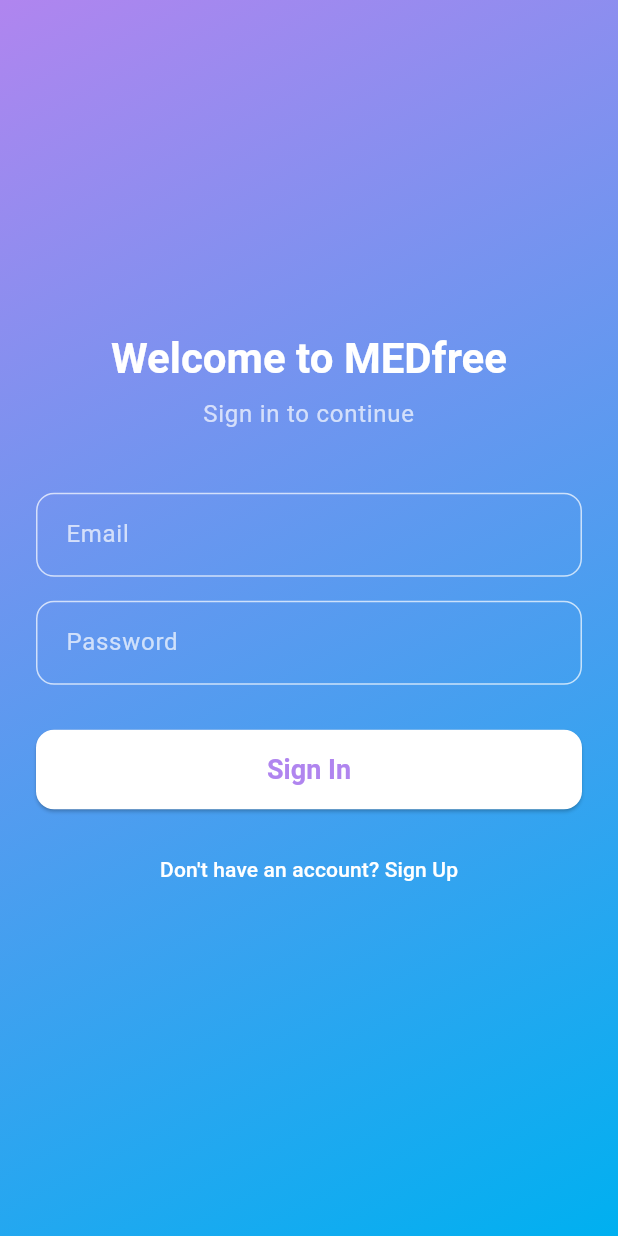
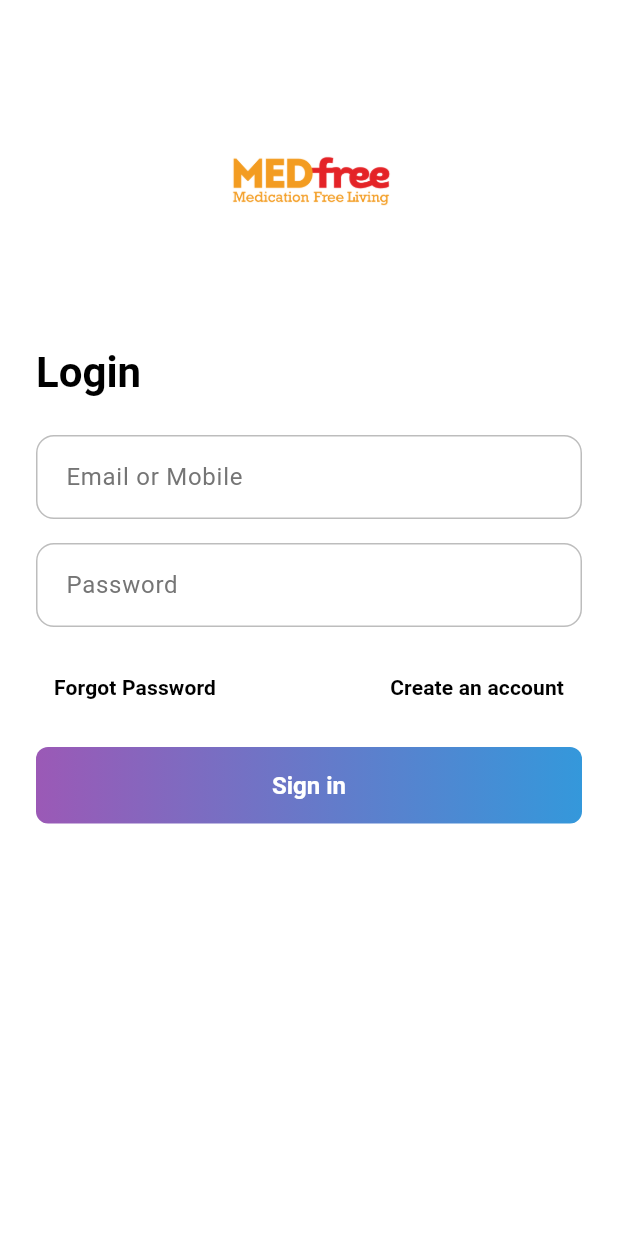
Before and after one commit to loveucifer/MEDfree, a Flutter app: the screen it shows after launch, on a phone screen of 412 x 824 dp. Run offline on Flutter 3.47's test engine with Material 3 defaults, Android fonts, the phone set to English and light mode, and no system bars; our stand-ins replace fl_chart, flutter_dotenv, flutter_local_notifications, shared_preferences, shimmer, supabase_flutter and 1 more; missing offline and left inert: mobile_scanner; accounts and stored records are empty.

Commit message:
Add files via upload

```diff
--- a/lib/screens/auth_screen.dart
+++ b/lib/screens/auth_screen.dart
@@ -1,8 +1,6 @@
-// lib/screens/auth_screen.dart
 import 'package:flutter/material.dart';
 import 'package:supabase_flutter/supabase_flutter.dart';
 import 'dart:async';
-import '../main.dart'; // Import to use the app's theme colors
 
 class AuthScreen extends StatefulWidget {
   const AuthScreen({super.key});
@@ -15,8 +13,9 @@ class _AuthScreenState extends State<AuthScreen> {
   final _formKey = GlobalKey<FormState>();
   final _emailController = TextEditingController();
   final _passwordController = TextEditingController();
-  bool _isLogin = true;
-  bool _isLoading = false;
+  var _isLogin = true;
+  var _isLoading = false;
+  String? _errorMessage; // To hold and display the error message on screen
   final _supabase = Supabase.instance.client;
 
   @override
@@ -26,141 +25,225 @@ class _AuthScreenState extends State<AuthScreen> {
     super.dispose();
   }
 
-  /// Handles the sign-in process.
-  Future<void> _signIn() async {
-    if (!_formKey.currentState!.validate()) return;
-    setState(() { _isLoading = true; });
+  /// Handles the sign-in or sign-up process.
+  Future<void> _submit() async {
+    if (!_formKey.currentState!.validate()) {
+      return;
+    }
+    setState(() {
+      _isLoading = true;
+      _errorMessage = null; // Clear previous errors
+    });
+
     try {
+      if (_isLogin) {
         await _supabase.auth.signInWithPassword(
           email: _emailController.text.trim(),
           password: _passwordController.text.trim(),
         );
-    } on AuthException catch (e) {
-      _showErrorSnackBar(e.message);
-    } catch (e) {
-      _showErrorSnackBar('An unexpected error occurred.');
-    } finally {
-      if (mounted) { setState(() { _isLoading = false; }); }
-    }
-  }
-
-  /// Handles the sign-up process.
-  Future<void> _signUp() async {
-    if (!_formKey.currentState!.validate()) return;
-    setState(() { _isLoading = true; });
-    try {
+      } else {
         await _supabase.auth.signUp(
           email: _emailController.text.trim(),
           password: _passwordController.text.trim(),
         );
         if (mounted) {
-        _showErrorSnackBar('Check your email for a confirmation link!', isError: false);
-        setState(() { _isLogin = true; });
-      }
-    } on AuthException catch (e) {
-      _showErrorSnackBar(e.message);
-    } catch (e) {
-      _showErrorSnackBar('An unexpected error occurred.');
-    } finally {
-      if (mounted) { setState(() { _isLoading = false; }); }
+          // Use the new error display for success messages too
+          setState(() {
+            _errorMessage = 'Check your email for a confirmation link!';
+            _isLogin = true;
+          });
         }
       }
-
-  /// Displays a SnackBar with an error or success message.
-  void _showErrorSnackBar(String message, {bool isError = true}) {
-    if (!mounted) return;
-    ScaffoldMessenger.of(context).showSnackBar(
-      SnackBar(
-        content: Text(message),
-        backgroundColor: isError ? Theme.of(context).colorScheme.error : Colors.green,
-      ),
-    );
+    } on AuthException catch (error) {
+      setState(() {
+        _errorMessage = error.message;
+      });
+    } catch (error) {
+      setState(() {
+        _errorMessage = 'An unexpected error occurred.';
+      });
+    } finally {
+      if (mounted) {
+        setState(() {
+          _isLoading = false;
+        });
+      }
+    }
   }
 
   @override
   Widget build(BuildContext context) {
+    final textTheme = Theme.of(context).textTheme;
+
     return Scaffold(
-      // Scaffold is transparent to let the gradient from the Container show through.
-      backgroundColor: Colors.transparent,
-      body: Container(
-        // Apply the standard app gradient.
-        decoration: const BoxDecoration(
-          gradient: LinearGradient(
-            colors: [
-              MEDfreeApp.primaryColor,
-              MEDfreeApp.secondaryColor,
-            ],
-            begin: Alignment.topLeft,
-            end: Alignment.bottomRight,
-          ),
-        ),
-        child: Center(
+      backgroundColor: Colors.white,
+      body: SafeArea(
         child: SingleChildScrollView(
           child: Padding(
-              padding: const EdgeInsets.all(24.0),
+            padding: const EdgeInsets.symmetric(horizontal: 24.0),
             child: Form(
               key: _formKey,
               child: Column(
                 mainAxisAlignment: MainAxisAlignment.center,
                 crossAxisAlignment: CrossAxisAlignment.stretch,
                 children: [
-                    Text(
-                      'Welcome to MEDfree',
-                      textAlign: TextAlign.center,
-                      style: Theme.of(context).textTheme.headlineMedium?.copyWith(color: Colors.white),
-                    ),
-                    const SizedBox(height: 8),
-                    Text(
-                      _isLogin ? 'Sign in to continue' : 'Create your account',
-                      textAlign: TextAlign.center,
-                      style: Theme.of(context).textTheme.bodyLarge?.copyWith(color: Colors.white70),
+                  const SizedBox(height: 40),
+                  Image.asset(
+                    'assets/medfree1.png',
+                    height: 150,
+                    errorBuilder: (context, error, stackTrace) =>
+                        const Icon(Icons.medical_services, size: 150),
                   ),
                   const SizedBox(height: 40),
-                    // Email text field styled for the gradient background.
+                  Text(
+                    _isLogin ? 'Login' : 'Create Account',
+                    textAlign: TextAlign.start,
+                    style: textTheme.headlineMedium?.copyWith(
+                      fontWeight: FontWeight.bold,
+                      color: Colors.black,
+                    ),
+                  ),
+                  const SizedBox(height: 24),
                   TextFormField(
                     controller: _emailController,
-                      decoration: _buildInputDecoration('Email'),
+                    decoration: InputDecoration(
+                      labelText: _isLogin ? 'Email or Mobile' : 'Email',
+                      border: const OutlineInputBorder(
+                        borderRadius: BorderRadius.all(Radius.circular(8.0)),
+                      ),
+                    ),
                     keyboardType: TextInputType.emailAddress,
-                      validator: (value) => (value == null || !value.contains('@')) ? 'Please enter a valid email' : null,
-                      style: const TextStyle(color: Colors.white),
+                    autocorrect: false,
+                    textCapitalization: TextCapitalization.none,
+                    validator: (value) {
+                      if (value == null ||
+                          value.trim().isEmpty ||
+                          !value.contains('@')) {
+                        return 'Please enter a valid email address.';
+                      }
+                      return null;
+                    },
                   ),
                   const SizedBox(height: 16),
-                    // Password text field styled for the gradient background.
                   TextFormField(
                     controller: _passwordController,
-                      decoration: _buildInputDecoration('Password'),
+                    decoration: const InputDecoration(
+                      labelText: 'Password',
+                      border: OutlineInputBorder(
+                        borderRadius: BorderRadius.all(Radius.circular(8.0)),
+                      ),
+                    ),
                     obscureText: true,
-                      validator: (value) => (value == null || value.length < 6) ? 'Password must be at least 6 characters' : null,
-                      style: const TextStyle(color: Colors.white),
-                    ),
-                    const SizedBox(height: 30),
-                    // Loading indicator or the main action button.
-                    _isLoading
-                        ? const Center(child: CircularProgressIndicator(valueColor: AlwaysStoppedAnimation<Color>(Colors.white)))
-                        : ElevatedButton(
-                            onPressed: _isLogin ? _signIn : _signUp,
-                            style: ElevatedButton.styleFrom(
-                              backgroundColor: Colors.white,
-                              foregroundColor: MEDfreeApp.primaryColor,
-                              shape: RoundedRectangleBorder(
-                                borderRadius: BorderRadius.circular(12.0),
-                              ),
-                              padding: const EdgeInsets.symmetric(vertical: 16),
-                              textStyle: const TextStyle(fontSize: 18, fontWeight: FontWeight.bold),
-                            ),
-                            child: Text(_isLogin ? 'Sign In' : 'Sign Up'),
+                    validator: (value) {
+                      if (value == null || value.trim().length < 6) {
+                        return 'Password must be at least 6 characters long.';
+                      }
+                      return null;
+                    },
                   ),
                   const SizedBox(height: 16),
-                    // Button to toggle between Sign In and Sign Up modes.
+
+                  // Display error message directly on the screen
+                  if (_errorMessage != null)
+                    Padding(
+                      padding: const EdgeInsets.only(bottom: 8.0),
+                      child: Text(
+                        _errorMessage!,
+                        style: const TextStyle(
+                          color: Colors.red,
+                          fontWeight: FontWeight.bold,
+                        ),
+                        textAlign: TextAlign.center,
+                      ),
+                    ),
+
+                  if (_isLogin)
+                    Row(
+                      mainAxisAlignment: MainAxisAlignment.spaceBetween,
+                      children: [
                         TextButton(
-                      onPressed: () => setState(() => _isLogin = !_isLogin),
-                      child: Text(
-                        _isLogin ? 'Don\'t have an account? Sign Up' : 'Already have an account? Sign In',
-                        style: const TextStyle(color: Colors.white),
+                          onPressed: () {},
+                          child: const Text(
+                            'Forgot Password',
+                            style: TextStyle(
+                              color: Colors.black,
+                              fontWeight: FontWeight.bold,
+                            ),
+                          ),
+                        ),
+                        TextButton(
+                          onPressed: () => setState(() {
+                            _isLogin = !_isLogin;
+                            _errorMessage = null; // Clear error on switch
+                          }),
+                          child: const Text(
+                            'Create an account',
+                            style: TextStyle(
+                              color: Colors.black,
+                              fontWeight: FontWeight.bold,
+                            ),
                           ),
                         ),
                       ],
                     ),
+                  const SizedBox(height: 16),
+                  Container(
+                    decoration: BoxDecoration(
+                      gradient: const LinearGradient(
+                        colors: [Color(0xFF9B59B6), Color(0xFF3498DB)],
+                        begin: Alignment.centerLeft,
+                        end: Alignment.centerRight,
+                      ),
+                      borderRadius: BorderRadius.circular(8),
+                    ),
+                    child: ElevatedButton(
+                      onPressed: _isLoading ? null : _submit,
+                      style: ElevatedButton.styleFrom(
+                        backgroundColor: Colors.transparent,
+                        shadowColor: Colors.transparent,
+                        padding: const EdgeInsets.symmetric(vertical: 16),
+                        shape: RoundedRectangleBorder(
+                          borderRadius: BorderRadius.circular(8),
+                        ),
+                      ),
+                      child: _isLoading
+                          ? const SizedBox(
+                              height: 16,
+                              width: 16,
+                              child: CircularProgressIndicator(
+                                  strokeWidth: 2, color: Colors.white),
+                            )
+                          : Text(
+                              _isLogin ? 'Sign in' : 'Sign up',
+                              style: const TextStyle(
+                                  fontSize: 16,
+                                  fontWeight: FontWeight.bold,
+                                  color: Colors.white),
+                            ),
+                    ),
+                  ),
+                  const SizedBox(height: 24),
+                  if (!_isLogin)
+                    Row(
+                      mainAxisAlignment: MainAxisAlignment.center,
+                      children: [
+                        const Text("Already have an account?"),
+                        TextButton(
+                          onPressed: () => setState(() {
+                             _isLogin = true;
+                             _errorMessage = null; // Clear error on switch
+                          }),
+                          child: const Text(
+                            'Login',
+                            style: TextStyle(
+                              fontWeight: FontWeight.bold,
+                            ),
+                          ),
+                        ),
+                      ],
+                    ),
+                  const SizedBox(height: 20),
+                ],
               ),
             ),
           ),
@@ -168,23 +251,4 @@ class _AuthScreenState extends State<AuthScreen> {
       ),
     );
   }
-
-  /// Helper method to create a consistent InputDecoration for text fields.
-  InputDecoration _buildInputDecoration(String label) {
-    return InputDecoration(
-      labelText: label,
-      labelStyle: const TextStyle(color: Colors.white70),
-      hintStyle: const TextStyle(color: Colors.white54),
-      // Border style when the field is not focused.
-      enabledBorder: const OutlineInputBorder(
-        borderSide: BorderSide(color: Colors.white70, width: 1.0),
-        borderRadius: BorderRadius.all(Radius.circular(12.0)),
-      ),
-      // Border style when the field is focused.
-      focusedBorder: const OutlineInputBorder(
-        borderSide: BorderSide(color: Colors.white, width: 2.0),
-        borderRadius: BorderRadius.all(Radius.circular(12.0)),
-      ),
-    );
 }
-}
--- a/pubspec.yaml
+++ b/pubspec.yaml
@@ -41,6 +41,7 @@ flutter:
     - assets/thrive_being.png
     - assets/medfree.png
     - assets/splash_logo.png
+    - assets/medfree1.png
 
 flutter_launcher_icons:
   android: "launcher_icon"
```
Also changed, not shown: lib/main.dart (+22 -2 lines), assets/medfree1.png (added). Lines whose indentation alone changed are shown as unchanged.
